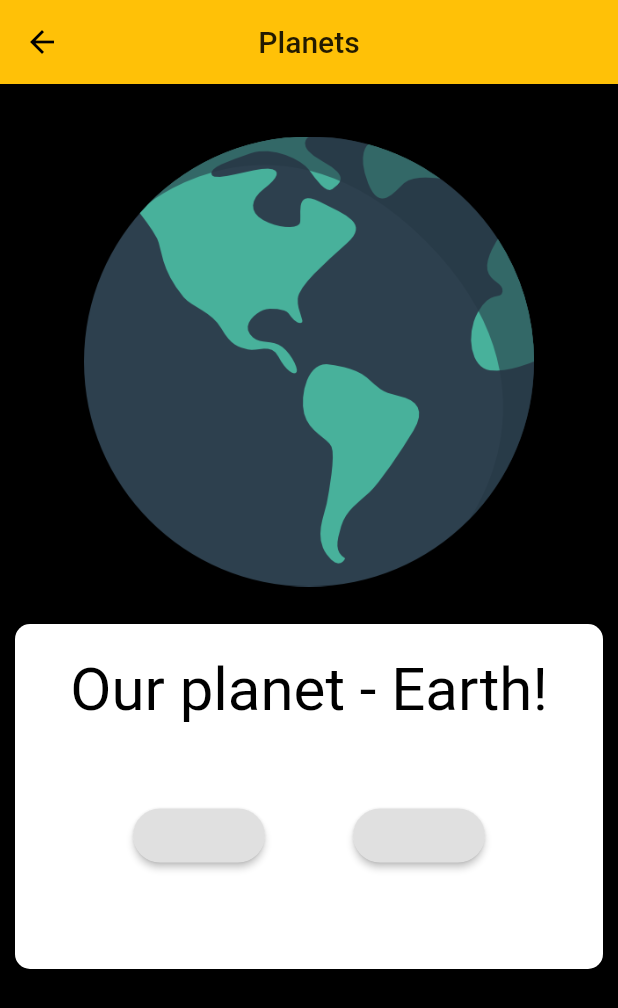
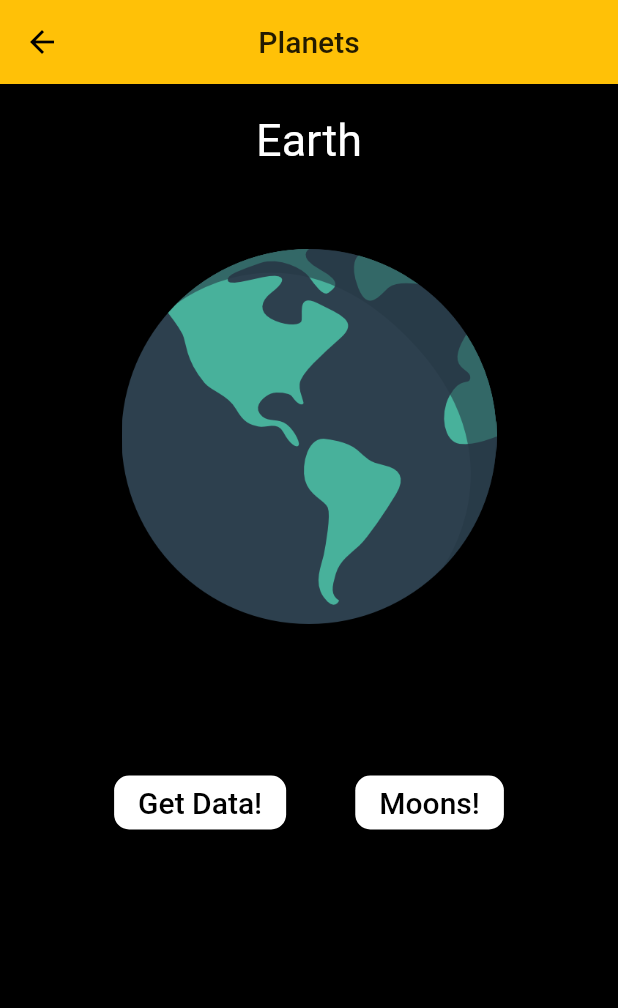
Before and after one commit to juliobonon/Astrodono, a Flutter app: the HomePage screen opened directly, on a phone screen of 412 x 824 dp. Shown: the top 1008 px of the screen. Run offline on Flutter 3.47's test engine with Material 2 defaults, Android fonts, the phone set to English and light mode, and no system bars; missing offline and left inert: flutter_country_picker.

Commit message:
Add http dependencie and Earth UI

```diff
--- a/lib/Content/homePage.dart
+++ b/lib/Content/homePage.dart
@@ -1,4 +1,5 @@
 import 'package:flutter/material.dart';
+import 'package:easy_astronomy/Content/planet.dart';
 
 class HomePage extends StatefulWidget {
   @override
@@ -15,7 +16,7 @@ class _HomePageState extends State<HomePage> {
       ),
       body: Container(
         padding: EdgeInsets.only(
-          top: 10,
+          top: 20,
           left: 10,
           right: 10,
         ),
@@ -26,37 +27,54 @@ class _HomePageState extends State<HomePage> {
           child: Column(
             children: <Widget>[
               Container(
-                height: 350,
+                child: Text("Earth",
+                style: TextStyle(color: Colors.white, fontSize: 30),
+                ),
+              ),
+              SizedBox(height: 30,),
+              Container(
+                height: 300,
                 child: Container(
-                  height: 200,
-                  width: 300,
+                  height: 150,
+                  width: 250,
                   child: Image.asset('imgs/internet.png'),
                 ),
               ),
               Container(
                 decoration: BoxDecoration(
-                    color: Colors.white,
+                    color: Colors.black,
                     borderRadius: BorderRadius.circular(10)),
-                height: 230,
+                height: 200,
                 padding: EdgeInsets.all(20),
                 child: Column(
                   children: <Widget>[
-                    Text("Our planet - Earth!",
-                    style: TextStyle(fontSize: 40.0, color: Colors.black),
-                    textAlign: TextAlign.center,
-                    ),
                     SizedBox(height: 50),
                     Row(
                       mainAxisAlignment: MainAxisAlignment.spaceEvenly,
                       children: <Widget>[
                         RaisedButton(
+                          color: Colors.white,
+                          child: Text("Get Data!",
+                          style: TextStyle(color: Colors.black, fontSize: 20),
+                          textAlign: TextAlign.center,
+                          ),
                           shape: RoundedRectangleBorder(
-                              borderRadius: BorderRadius.circular(18.0)),
-                          onPressed: () {},
+                              borderRadius: BorderRadius.circular(10.0)),
+                          onPressed: () {
+                            Navigator.push(
+                          context,
+                          MaterialPageRoute(
+                              builder: (context) => Planeta()));
+                          },
                         ),
                         RaisedButton(
+                           color: Colors.white,
+                          child: Text("Moons!",
+                          style: TextStyle(color: Colors.black, fontSize: 20),
+                          textAlign: TextAlign.center,
+                          ),
                           shape: RoundedRectangleBorder(
-                              borderRadius: BorderRadius.circular(18.0)),
+                              borderRadius: BorderRadius.circular(10.0)),
                           onPressed: () {},
                         ),
                       ],
--- a/pubspec.yaml
+++ b/pubspec.yaml
@@ -25,6 +25,7 @@ dependencies:
   # Use with the CupertinoIcons class for iOS style icons.
   cupertino_icons: ^0.1.2
   flutter_country_picker: ^0.1.6
+  http: ^0.12.0+4
 
 dev_dependencies:
   flutter_test:
```
Also changed, not shown: lib/Content/planet.dart (added, +169 -0 lines), pubspec.lock.
